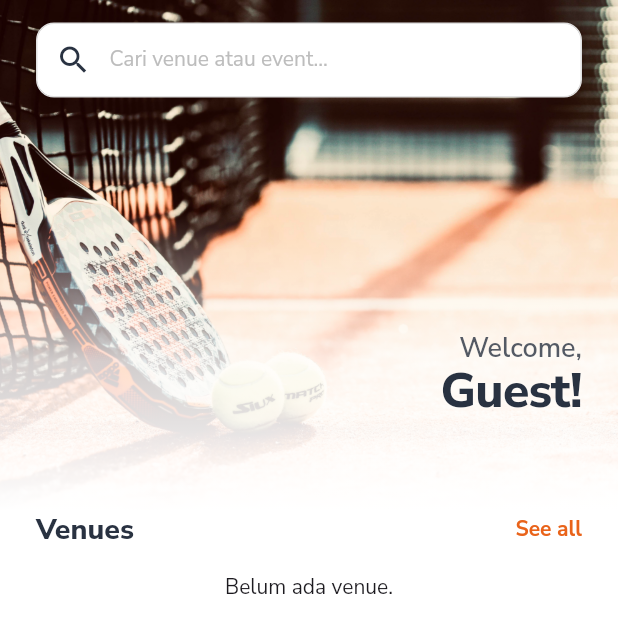
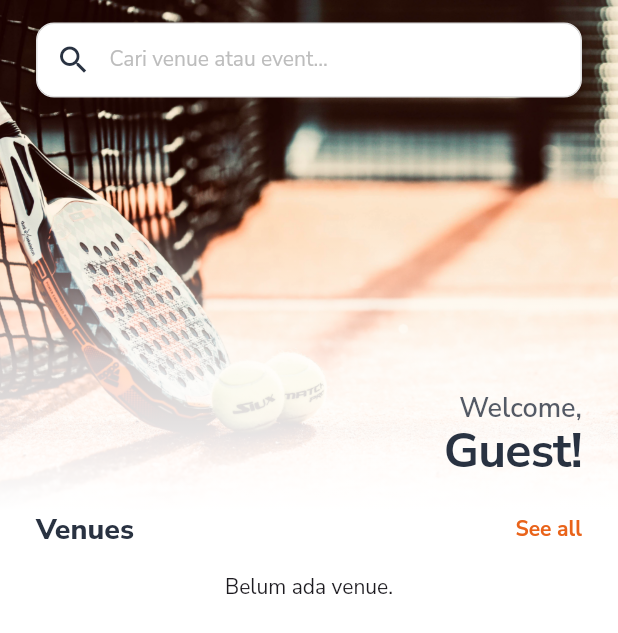
Before and after one commit to pbp-kelompok-b10/any-venue-mobile, a Flutter app: the HomePage screen opened directly, on a phone screen of 412 x 824 dp. Shown: the top 633 px of the screen. Run offline on Flutter 3.47's test engine with Material 3 defaults, Android fonts, the phone set to English and light mode, and no system bars; our stand-ins replace google_fonts; missing offline and left inert: pbp_django_auth.

```diff
--- a/lib/screens/home_page.dart
+++ b/lib/screens/home_page.dart
@@ -1,4 +1,3 @@
-
 import 'package:flutter/material.dart';
 import 'package:pbp_django_auth/pbp_django_auth.dart';
 import 'package:provider/provider.dart';
@@ -78,11 +77,13 @@ class _HomePageState extends State<HomePage> {
         child: Column(
           children: [
             // HEADER AREA
-            Stack(
+            SizedBox(
+              height: 340, // Tinggi container header
+              width: double.infinity,
+              child: Stack(
                 children: [
-                SizedBox(
-                  height: 340,
-                  width: double.infinity,
+                  // 1. Background Image
+                  Positioned.fill(
                     child: Image.asset(
                       'assets/images/header.jpg',
                       fit: BoxFit.cover,
@@ -90,7 +91,7 @@ class _HomePageState extends State<HomePage> {
                     ),
                   ),
 
-                // Gradient Fade
+                  // 2. Gradient Fade
                   Positioned(
                     bottom: -1,
                     left: 0,
@@ -112,21 +113,11 @@ class _HomePageState extends State<HomePage> {
                     ),
                   ),
 
-                // Search & Welcome Text
-                Positioned.fill(
-                  child: SafeArea(
-                    child: Padding(
-                      padding: const EdgeInsets.symmetric(horizontal: 24.0),
-                      child: Column(
-                        crossAxisAlignment: CrossAxisAlignment.start,
-                        children: [
-                          const SizedBox(height: 16),
-
-                          const Spacer(),
-
-                          // Welcome text
-                          Align(
-                            alignment: Alignment.centerRight,
+                  // 3. Welcome Text (FIXED: Pakai Positioned, bukan Column + Spacer)
+                  Positioned(
+                    bottom: 20,
+                    right: 24,
+                    left: 24, // Agar tidak overflow jika teks panjang
                     child: Column(
                       crossAxisAlignment: CrossAxisAlignment.end,
                       mainAxisSize: MainAxisSize.min,
@@ -141,9 +132,10 @@ class _HomePageState extends State<HomePage> {
                         ),
                         Text(
                           "$username!",
+                          textAlign: TextAlign.right,
                           style: GoogleFonts.nunitoSans(
                             fontSize: 32,
-                                    fontWeight: FontWeight.w800,
+                            fontWeight: FontWeight.w700,
                             color: MyApp.gumetalSlate,
                             height: 1.1,
                             letterSpacing: -0.5,
@@ -152,13 +144,8 @@ class _HomePageState extends State<HomePage> {
                       ],
                     ),
                   ),
-                          const SizedBox(height: 60),
                 ],
               ),
-                    ),
-                  ),
-                ),
-              ],
             ),
 
             // VENUES
@@ -196,7 +183,7 @@ class _HomePageState extends State<HomePage> {
               },
             ),
 
-            const SizedBox(height: 32),
+            const SizedBox(height: 180),
 
             // EVENTS
   //           _buildSectionHeader("Upcoming Events", () {
```
Lines whose indentation alone changed are shown as unchanged.
